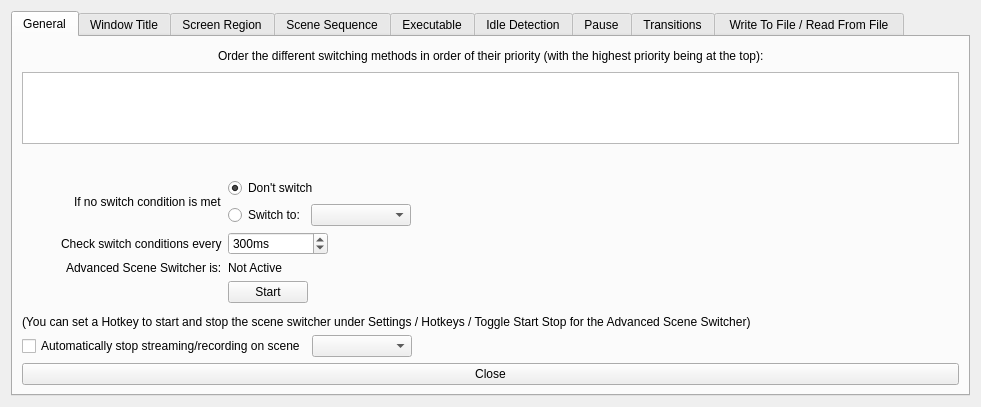
Before: the Qt Designer form forms/advanced-scene-switcher.ui in WarmUpTill/SceneSwitcher, drawn with Qt 5.
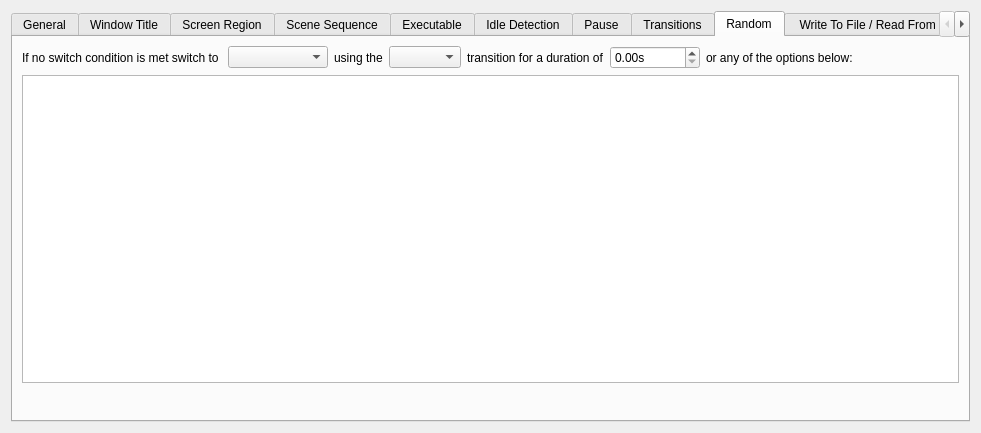
After: the same form once the commit is applied. The open tabs and pages were chosen to show the change. Icons and pictures are not drawn.

Commit message:
option to switch to random scene if no no match
added random tab:
scenes listed here can be switched to at random for a set duration if no switch condition is met (and this setting is selected on the general tab)

```diff
--- a/forms/advanced-scene-switcher.ui
+++ b/forms/advanced-scene-switcher.ui
@@ -7,7 +7,7 @@
     <x>0</x>
     <y>0</y>
     <width>981</width>
-    <height>405</height>
+    <height>428</height>
    </rect>
   </property>
   <property name="windowTitle">
@@ -205,6 +205,13 @@
              </item>
             </layout>
            </item>
+           <item>
+            <widget class="QRadioButton" name="noMatchRandomSwitch">
+             <property name="text">
+              <string>Switch to any Scene on Random Tab</string>
+             </property>
+            </widget>
+           </item>
           </layout>
          </item>
          <item row="1" column="0">
@@ -1912,6 +1919,149 @@
        </item>
       </layout>
      </widget>
+     <widget class="QWidget" name="randomTab">
+      <attribute name="title">
+       <string>Random</string>
+      </attribute>
+      <layout class="QVBoxLayout" name="verticalLayout_8">
+       <item>
+        <layout class="QHBoxLayout" name="horizontalLayout_2">
+         <item>
+          <widget class="QLabel" name="label_42">
+           <property name="text">
+            <string>If no switch condition is met switch to </string>
+           </property>
+          </widget>
+         </item>
+         <item>
+          <widget class="QComboBox" name="randomScenes">
+           <property name="sizePolicy">
+            <sizepolicy hsizetype="Maximum" vsizetype="Fixed">
+             <horstretch>0</horstretch>
+             <verstretch>0</verstretch>
+            </sizepolicy>
+           </property>
+           <property name="minimumSize">
+            <size>
+             <width>100</width>
+             <height>0</height>
+            </size>
+           </property>
+          </widget>
+         </item>
+         <item>
+          <widget class="QLabel" name="label_43">
+           <property name="text">
+            <string>using the</string>
+           </property>
+          </widget>
+         </item>
+         <item>
+          <widget class="QComboBox" name="randomTransitions"/>
+         </item>
+         <item>
+          <widget class="QLabel" name="label_41">
+           <property name="text">
+            <string>transition for a duration of</string>
+           </property>
+          </widget>
+         </item>
+         <item>
+          <widget class="QDoubleSpinBox" name="randomSpinBox">
+           <property name="suffix">
+            <string>s</string>
+           </property>
+           <property name="maximum">
+            <double>999999999.990000009536743</double>
+           </property>
+          </widget>
+         </item>
+         <item>
+          <widget class="QLabel" name="label_14">
+           <property name="text">
+            <string>or any of the options below:</string>
+           </property>
+          </widget>
+         </item>
+         <item>
+          <spacer name="horizontalSpacer_36">
+           <property name="orientation">
+            <enum>Qt::Horizontal</enum>
+           </property>
+           <property name="sizeHint" stdset="0">
+            <size>
+             <width>40</width>
+             <height>20</height>
+            </size>
+           </property>
+          </spacer>
+         </item>
+        </layout>
+       </item>
+       <item>
+        <widget class="QListWidget" name="randomScenesList">
+         <property name="sizePolicy">
+          <sizepolicy hsizetype="Expanding" vsizetype="Expanding">
+           <horstretch>0</horstretch>
+           <verstretch>0</verstretch>
+          </sizepolicy>
+         </property>
+         <property name="sortingEnabled">
+          <bool>true</bool>
+         </property>
+        </widget>
+       </item>
+       <item>
+        <layout class="QHBoxLayout" name="horizontalLayout_3">
+         <item>
+          <widget class="QPushButton" name="randomAdd">
+           <property name="maximumSize">
+            <size>
+             <width>22</width>
+             <height>22</height>
+            </size>
+           </property>
+           <property name="flat">
+            <bool>true</bool>
+           </property>
+           <property name="themeID" stdset="0">
+            <string notr="true">addIconSmall</string>
+           </property>
+          </widget>
+         </item>
+         <item>
+          <widget class="QPushButton" name="randomRemove">
+           <property name="maximumSize">
+            <size>
+             <width>22</width>
+             <height>22</height>
+            </size>
+           </property>
+           <property name="flat">
+            <bool>true</bool>
+           </property>
+           <property name="themeID" stdset="0">
+            <string notr="true">removeIconSmall</string>
+           </property>
+          </widget>
+         </item>
+         <item>
+          <spacer name="horizontalSpacer_37">
+           <property name="orientation">
+            <enum>Qt::Horizontal</enum>
+           </property>
+           <property name="sizeHint" stdset="0">
+            <size>
+             <width>40</width>
+             <height>20</height>
+            </size>
+           </property>
+          </spacer>
+         </item>
+        </layout>
+       </item>
+      </layout>
+     </widget>
      <widget class="QWidget" name="fileTab">
       <attribute name="title">
        <string> Write To File / Read From File </string>
```
The commit also changes 7 other files.
